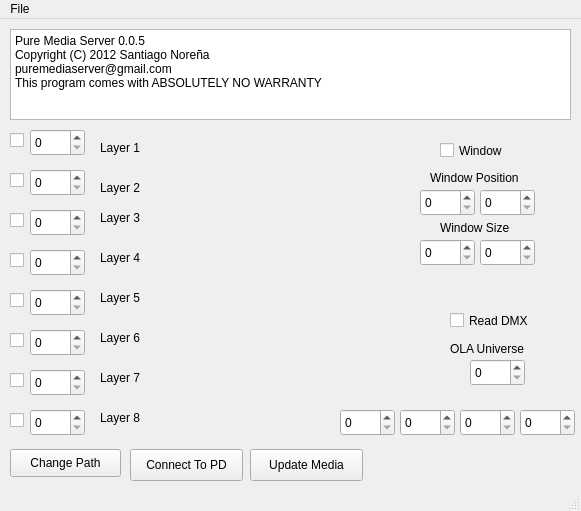
First picture: the form in PureMediaServer.ui, repository TimoteusRuotsalainen/puremediaserver, before the edit.
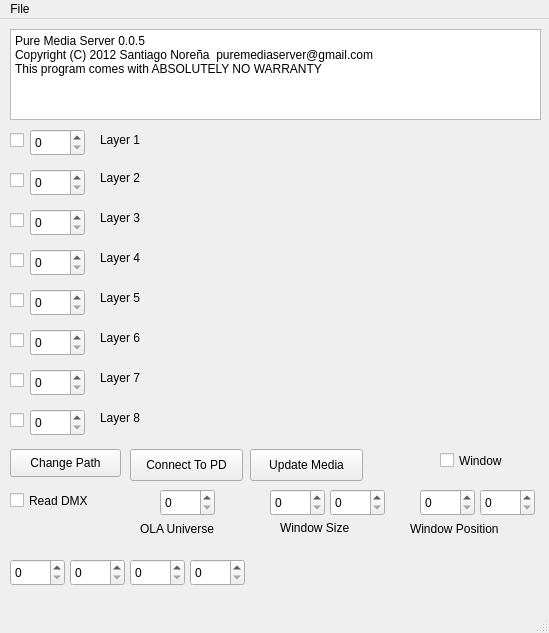
Second picture: the form after the edit.

What changed in the file:
```diff
--- a/PureMediaServer.ui
+++ b/PureMediaServer.ui
@@ -6,8 +6,8 @@
    <rect>
     <x>0</x>
     <y>0</y>
-    <width>581</width>
-    <height>511</height>
+    <width>549</width>
+    <height>633</height>
    </rect>
   </property>
   <property name="windowTitle">
@@ -19,14 +19,13 @@
      <rect>
       <x>10</x>
       <y>10</y>
-      <width>561</width>
+      <width>531</width>
       <height>91</height>
      </rect>
     </property>
     <property name="plainText">
      <string>Pure Media Server 0.0.5
-Copyright (C) 2012 Santiago Noreña  
-puremediaserver@gmail.com
+Copyright (C) 2012 Santiago Noreña  puremediaserver@gmail.com
 This program comes with ABSOLUTELY NO WARRANTY</string>
     </property>
    </widget>
@@ -267,9 +266,9 @@
    <widget class="QCheckBox" name="readDMX">
     <property name="geometry">
      <rect>
-      <x>450</x>
-      <y>290</y>
-      <width>87</width>
+      <x>10</x>
+      <y>470</y>
+      <width>101</width>
       <height>23</height>
      </rect>
     </property>
@@ -280,8 +279,8 @@
    <widget class="QSpinBox" name="universe">
     <property name="geometry">
      <rect>
-      <x>470</x>
-      <y>340</y>
+      <x>160</x>
+      <y>470</y>
       <width>55</width>
       <height>27</height>
      </rect>
@@ -291,7 +290,7 @@
     <property name="geometry">
      <rect>
       <x>420</x>
-      <y>170</y>
+      <y>470</y>
       <width>55</width>
       <height>27</height>
      </rect>
@@ -303,8 +302,8 @@
    <widget class="QLabel" name="label">
     <property name="geometry">
      <rect>
-      <x>450</x>
-      <y>320</y>
+      <x>140</x>
+      <y>500</y>
       <width>91</width>
       <height>20</height>
      </rect>
@@ -316,10 +315,10 @@
    <widget class="QLabel" name="label_2">
     <property name="geometry">
      <rect>
-      <x>430</x>
-      <y>150</y>
-      <width>101</width>
-      <height>17</height>
+      <x>410</x>
+      <y>500</y>
+      <width>121</width>
+      <height>20</height>
      </rect>
     </property>
     <property name="text">
@@ -330,7 +329,7 @@
     <property name="geometry">
      <rect>
       <x>480</x>
-      <y>170</y>
+      <y>470</y>
       <width>55</width>
       <height>27</height>
      </rect>
@@ -342,8 +341,8 @@
    <widget class="QSpinBox" name="winsizey">
     <property name="geometry">
      <rect>
-      <x>480</x>
-      <y>220</y>
+      <x>330</x>
+      <y>470</y>
       <width>55</width>
       <height>27</height>
      </rect>
@@ -355,8 +354,8 @@
    <widget class="QLabel" name="label_3">
     <property name="geometry">
      <rect>
-      <x>440</x>
-      <y>200</y>
+      <x>280</x>
+      <y>500</y>
       <width>101</width>
       <height>17</height>
      </rect>
@@ -368,8 +367,8 @@
    <widget class="QSpinBox" name="winsizex">
     <property name="geometry">
      <rect>
-      <x>420</x>
-      <y>220</y>
+      <x>270</x>
+      <y>470</y>
       <width>55</width>
       <height>27</height>
      </rect>
@@ -381,25 +380,12 @@
      <number>5000</number>
     </property>
    </widget>
-   <widget class="QLabel" name="layer1">
-    <property name="geometry">
-     <rect>
-      <x>100</x>
-      <y>120</y>
-      <width>59</width>
-      <height>17</height>
-     </rect>
-    </property>
-    <property name="text">
-     <string>Layer 1</string>
-    </property>
-   </widget>
    <widget class="QLabel" name="layer2">
     <property name="geometry">
      <rect>
       <x>100</x>
-      <y>160</y>
-      <width>59</width>
+      <y>150</y>
+      <width>441</width>
       <height>17</height>
      </rect>
     </property>
@@ -412,7 +398,7 @@
      <rect>
       <x>100</x>
       <y>190</y>
-      <width>59</width>
+      <width>441</width>
       <height>17</height>
      </rect>
     </property>
@@ -425,7 +411,7 @@
      <rect>
       <x>100</x>
       <y>230</y>
-      <width>59</width>
+      <width>441</width>
       <height>17</height>
      </rect>
     </property>
@@ -438,7 +424,7 @@
      <rect>
       <x>100</x>
       <y>270</y>
-      <width>59</width>
+      <width>441</width>
       <height>17</height>
      </rect>
     </property>
@@ -451,7 +437,7 @@
      <rect>
       <x>100</x>
       <y>310</y>
-      <width>59</width>
+      <width>451</width>
       <height>17</height>
      </rect>
     </property>
@@ -464,7 +450,7 @@
      <rect>
       <x>100</x>
       <y>350</y>
-      <width>59</width>
+      <width>451</width>
       <height>17</height>
      </rect>
     </property>
@@ -477,7 +463,7 @@
      <rect>
       <x>100</x>
       <y>390</y>
-      <width>59</width>
+      <width>441</width>
       <height>17</height>
      </rect>
     </property>
@@ -489,7 +475,7 @@
     <property name="geometry">
      <rect>
       <x>440</x>
-      <y>120</y>
+      <y>430</y>
       <width>87</width>
       <height>23</height>
      </rect>
@@ -514,8 +500,8 @@
    <widget class="QSpinBox" name="ipAddress1">
     <property name="geometry">
      <rect>
-      <x>340</x>
-      <y>390</y>
+      <x>10</x>
+      <y>540</y>
       <width>55</width>
       <height>27</height>
      </rect>
@@ -527,8 +513,8 @@
    <widget class="QSpinBox" name="ipAddress2">
     <property name="geometry">
      <rect>
-      <x>400</x>
-      <y>390</y>
+      <x>70</x>
+      <y>540</y>
       <width>55</width>
       <height>27</height>
      </rect>
@@ -540,8 +526,8 @@
    <widget class="QSpinBox" name="ipAddress3">
     <property name="geometry">
      <rect>
-      <x>460</x>
-      <y>390</y>
+      <x>130</x>
+      <y>540</y>
       <width>55</width>
       <height>27</height>
      </rect>
@@ -553,8 +539,8 @@
    <widget class="QSpinBox" name="ipAddress4">
     <property name="geometry">
      <rect>
-      <x>520</x>
-      <y>390</y>
+      <x>190</x>
+      <y>540</y>
       <width>55</width>
       <height>27</height>
      </rect>
@@ -563,6 +549,19 @@
      <number>254</number>
     </property>
    </widget>
+   <widget class="QLabel" name="layer1">
+    <property name="geometry">
+     <rect>
+      <x>100</x>
+      <y>110</y>
+      <width>441</width>
+      <height>21</height>
+     </rect>
+    </property>
+    <property name="text">
+     <string>Layer 1</string>
+    </property>
+   </widget>
   </widget>
   <widget class="QStatusBar" name="statusBar"/>
   <widget class="QMenuBar" name="menuBar">
@@ -570,8 +569,8 @@
     <rect>
      <x>0</x>
      <y>0</y>
-     <width>581</width>
-     <height>25</height>
+     <width>549</width>
+     <height>29</height>
     </rect>
    </property>
    <widget class="QMenu" name="menuFile">
```
Left out of the diff: 3 changed lines with no effect on the pictures.
